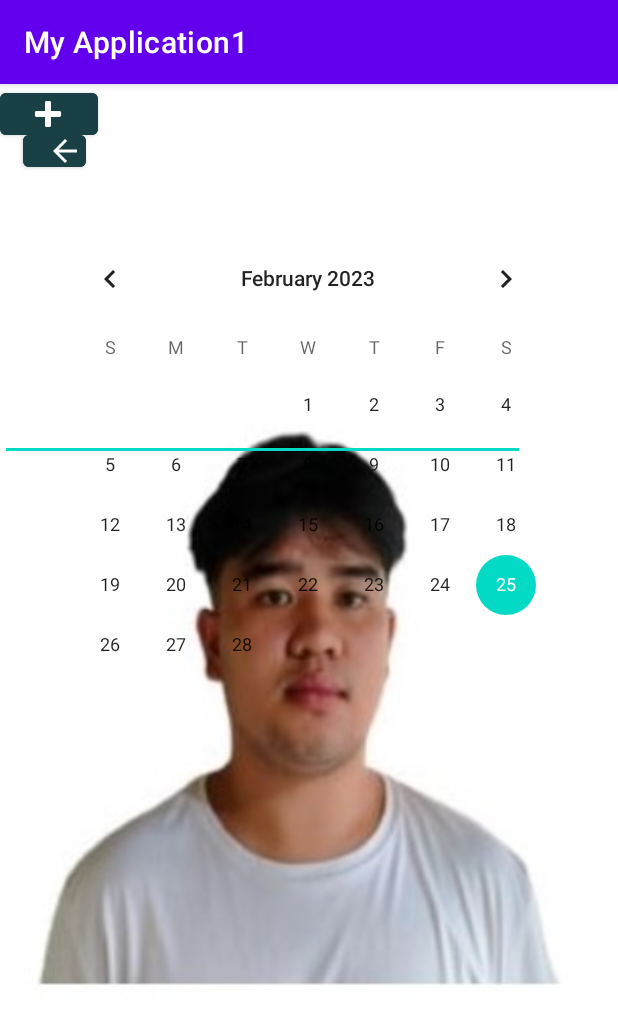
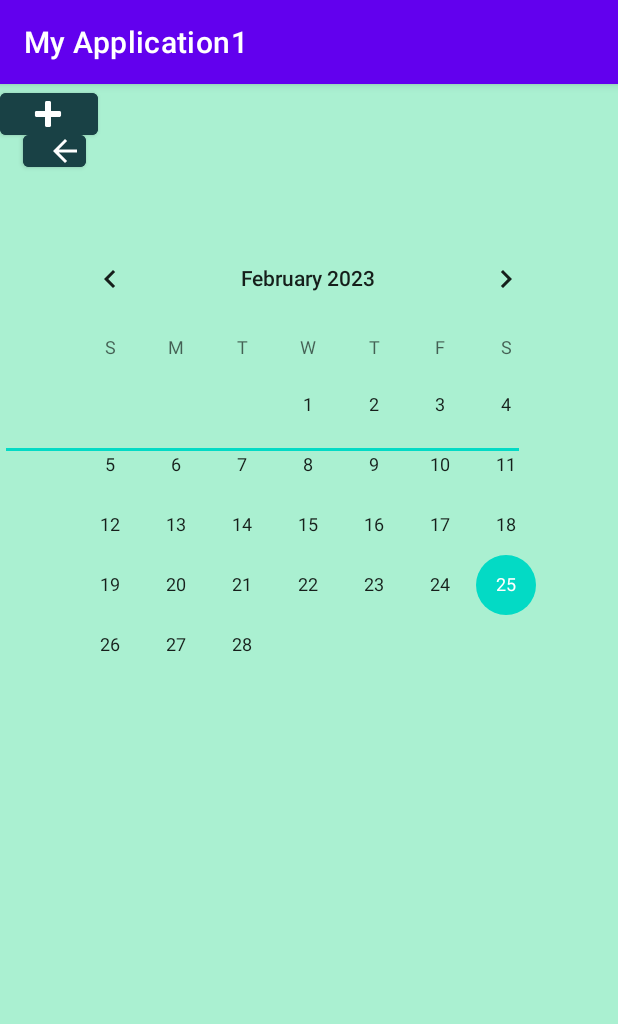
Before and after one commit to dJangg0/calendar, an Android app: the screen it shows after launch (MainActivity), on a phone screen of 412 x 824 dp. Shown: the top 1024 px of the screen. Run offline under Robolectric (Android 15) with nearby library versions, the phone set to English and light mode, and no system bars.

```diff
--- a/app/src/main/java/com/example/myapplication1/MainActivity.java
+++ b/app/src/main/java/com/example/myapplication1/MainActivity.java
@@ -1,14 +1,55 @@
 package com.example.myapplication1;
 
+import androidx.annotation.NonNull;
 import androidx.appcompat.app.AppCompatActivity;
+
+import android.content.Intent;
 import android.os.Bundle;
+import android.view.View;
+import android.widget.Button;
+import android.widget.CalendarView;
+import android.widget.EditText;
 
 public class MainActivity extends AppCompatActivity {
+    private Button button;
+    CalendarView calendarView;
+    EditText editText;
+    public boolean edtText1 = false;
+
+
 
     @Override
     protected void onCreate(Bundle savedInstanceState) {
         super.onCreate(savedInstanceState);
         setContentView(R.layout.activity_main);
+
+        button = (Button) findViewById(R.id.btnBack);
+        button.setOnClickListener(new View.OnClickListener() {
+            @Override
+            public void onClick(View v) {
+                showMonths();
+            }
+        });
     }
 
-}
+    public void showMonths (){
+        Intent intent = new Intent(this, showMonths.class);
+        startActivity(intent);
+
+        calendarView = (CalendarView)findViewById(R.id.calendar);
+        editText = (EditText) findViewById(R.id.edtTxtMultiline);
+
+        calendarView.setOnDateChangeListener(new CalendarView.OnDateChangeListener() {
+
+            @Override
+            public void onSelectedDayChange(@NonNull CalendarView view, int year, int month, int dayOfMonth) {
+            String note = String.valueOf(dayOfMonth + month + year);
+            editText.setText(note);
+            boolean edtText1 = true;
+
+            }
+        });
+    }
+
+
+    }
--- a/app/src/main/res/layout/activity_main.xml
+++ b/app/src/main/res/layout/activity_main.xml
@@ -1,23 +1,14 @@
 <?xml version="1.0" encoding="utf-8"?>
-<androidx.constraintlayout.widget.ConstraintLayout
-    xmlns:android="http://schemas.android.com/apk/res/android"
+<androidx.constraintlayout.widget.ConstraintLayout xmlns:android="http://schemas.android.com/apk/res/android"
+    xmlns:app="http://schemas.android.com/apk/res-auto"
     xmlns:tools="http://schemas.android.com/tools"
-    xmlns:app="http://schemas.android.com/apk/res-auto"
     android:layout_width="match_parent"
     android:layout_height="match_parent"
+    android:background="#AAF0D1"
     tools:context=".MainActivity">
 
-    <ImageView
-        android:id="@+id/imgView"
-        android:layout_width="match_parent"
-        android:layout_height="match_parent"
-        android:layout_marginStart="5dp"
-        app:layout_constraintStart_toStartOf="parent"
-        app:srcCompat="@drawable/idpictue"
-        tools:layout_editor_absoluteY="78dp" />
-
     <CalendarView
-        android:id="@+id/calendarView"
+        android:id="@+id/calendar"
         android:layout_width="wrap_content"
         android:layout_height="wrap_content"
         android:layout_marginTop="96dp"
@@ -65,6 +56,7 @@
         android:gravity="start|top"
         android:hint="Note: "
         android:inputType="textMultiLine"
+        android:onClick="edtTxt1"
         tools:layout_editor_absoluteX="30dp"
         tools:layout_editor_absoluteY="443dp" />
 
```
Also changed, not shown: app/src/main/AndroidManifest.xml (+9 -3 lines).
